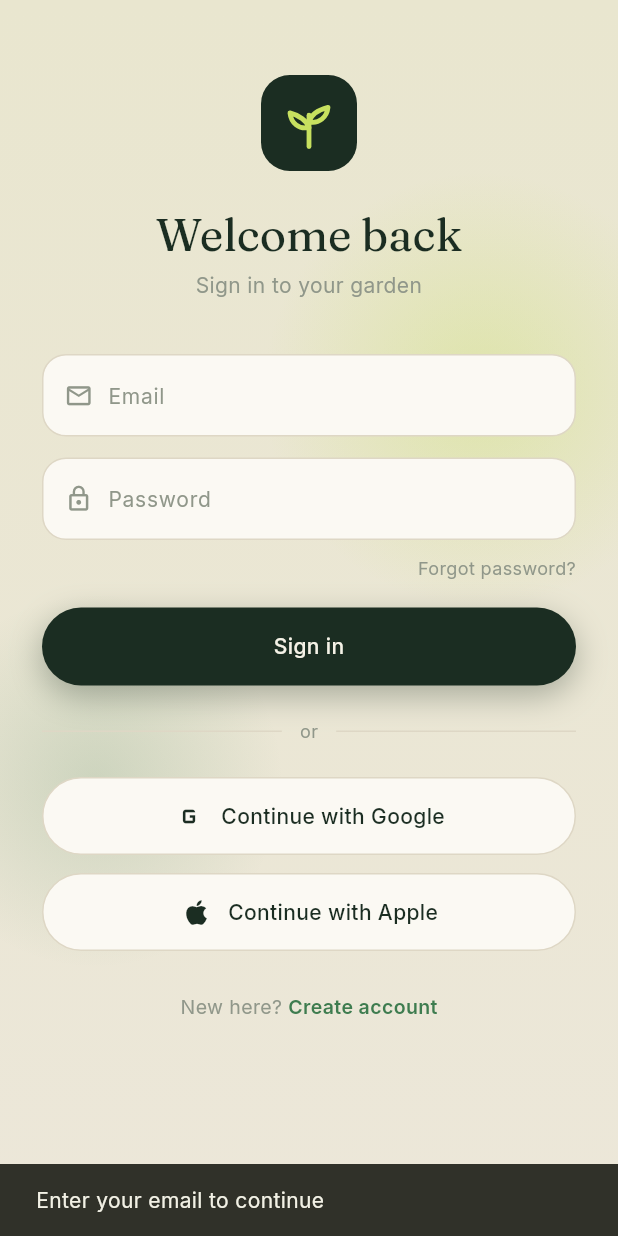
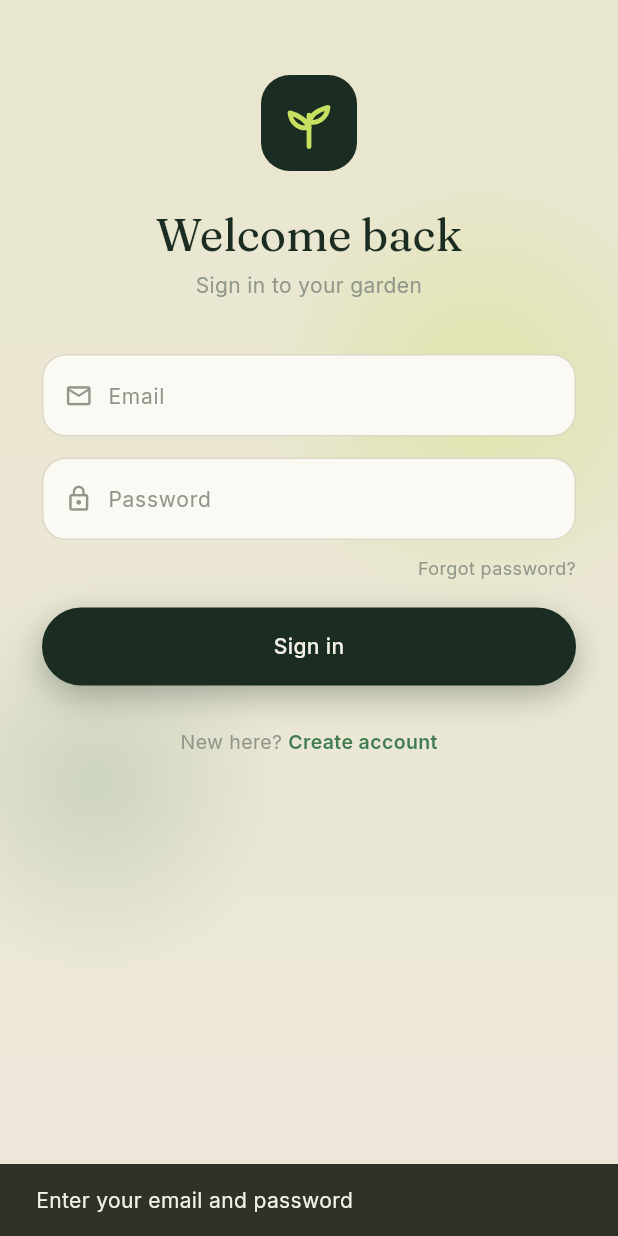
Before and after one commit to oKhalid02/AgroCure, a Flutter app: the screen it shows after launch, after a tap on "Skip", after a tap on "Sign in", on a phone screen of 412 x 824 dp. Run offline on Flutter 3.47's test engine with Material 3 defaults, Android fonts, the phone set to English and light mode, and no system bars; drawn by our look-alikes of flutter_animate; our stand-ins replace google_fonts, image_picker, shared_preferences, supabase_flutter; accounts and stored records are empty; network calls fail.

Commit message:
Add Supabase auth (cloud login) + switchable backend URL
- Replace local AuthService with Supabase Auth (email/password);
  sessions persist; profile reads name/email from Supabase
- Initialize Supabase in main; add SupabaseConfig (anon key)
- Remove Google/Apple sign-in; email + password only
- Login/signup wired to Supabase with error handling
- Add ApiConfig.baseUrl via --dart-define=API_URL for live backend
- Bump iOS deployment target to 13.0 (passkeys dependency)

Co-Authored-By: Claude Opus 4.8 <noreply@anthropic.com>

```diff
--- a/agrocure_app/lib/main.dart
+++ b/agrocure_app/lib/main.dart
@@ -1,4 +1,6 @@
 import 'package:flutter/material.dart';
+import 'package:supabase_flutter/supabase_flutter.dart';
+import 'config.dart';
 import 'theme/botanica_theme.dart';
 import 'services/settings_service.dart';
 import 'screens/splash_screen.dart';
@@ -19,6 +21,11 @@ void setThemeMode(ThemeMode mode) {
 
 Future<void> main() async {
   WidgetsFlutterBinding.ensureInitialized();
+  await Supabase.initialize(
+    url: SupabaseConfig.url,
+    // ignore: deprecated_member_use
+    anonKey: SupabaseConfig.anonKey, // legacy anon JWT (intentional)
+  );
   themeNotifier.value = await SettingsService.loadThemeMode();
   runApp(const AgroCureApp());
 }
--- a/agrocure_app/lib/screens/login_screen.dart
+++ b/agrocure_app/lib/screens/login_screen.dart
@@ -1,5 +1,6 @@
 import 'package:flutter/material.dart';
 import 'package:flutter_animate/flutter_animate.dart';
+import 'package:supabase_flutter/supabase_flutter.dart';
 import '../theme/botanica_theme.dart';
 import '../services/auth_service.dart';
 import '../widgets/seedling_logo.dart';
@@ -28,27 +29,36 @@ class _LoginScreenState extends State<LoginScreen> {
     super.dispose();
   }
 
-  Future<void> _go(String name, String email) async {
-    setState(() => _busy = true);
-    await AuthService.signIn(name: name, email: email);
-    if (!mounted) return;
-    Navigator.pushAndRemoveUntil(
-      context,
-      MaterialPageRoute(builder: (_) => const HomeScreen()),
-      (_) => false,
-    );
+  void _snack(String msg) {
+    ScaffoldMessenger.of(context)
+        .showSnackBar(SnackBar(content: Text(msg)));
   }
 
-  void _emailSignIn() {
+  Future<void> _signIn() async {
     final email = _email.text.trim();
-    if (email.isEmpty) {
-      ScaffoldMessenger.of(context).showSnackBar(
-        const SnackBar(content: Text('Enter your email to continue')),
-      );
+    final password = _password.text;
+    if (email.isEmpty || password.isEmpty) {
+      _snack('Enter your email and password');
       return;
     }
-    final name = email.split('@').first;
-    _go(name[0].toUpperCase() + name.substring(1), email);
+    setState(() => _busy = true);
+    try {
+      await AuthService.signIn(email: email, password: password);
+      if (!mounted) return;
+      Navigator.pushAndRemoveUntil(
+        context,
+        MaterialPageRoute(builder: (_) => const HomeScreen()),
+        (_) => false,
+      );
+    } on AuthException catch (e) {
+      if (!mounted) return;
+      setState(() => _busy = false);
+      _snack(e.message);
+    } catch (_) {
+      if (!mounted) return;
+      setState(() => _busy = false);
+      _snack('Something went wrong. Please try again.');
+    }
   }
 
   @override
@@ -98,16 +108,8 @@ class _LoginScreenState extends State<LoginScreen> {
                 const SizedBox(height: 18),
                 PrimaryButton(
                   label: _busy ? 'Signing in…' : 'Sign in',
-                  onTap: _busy ? null : _emailSignIn,
+                  onTap: _busy ? null : _signIn,
                 ),
-                const SizedBox(height: 22),
-                _divider(c),
-                const SizedBox(height: 22),
-                _socialButton(c, Icons.g_mobiledata, 'Continue with Google',
-                    () => _go('Khaled', 'khaled.alamro2002@gmail.com')),
-                const SizedBox(height: 12),
-                _socialButton(c, Icons.apple, 'Continue with Apple',
-                    () => _go('Khaled', 'khaled@icloud.com')),
                 const SizedBox(height: 28),
                 Row(
                   mainAxisAlignment: MainAxisAlignment.center,
@@ -136,41 +138,4 @@ class _LoginScreenState extends State<LoginScreen> {
     );
   }
 
-  Widget _divider(BotanicaColors c) {
-    return Row(
-      children: [
-        Expanded(child: Divider(color: c.line)),
-        Padding(
-          padding: const EdgeInsets.symmetric(horizontal: 12),
-          child: Text('or', style: TextStyle(color: c.ink3, fontSize: 12)),
-        ),
-        Expanded(child: Divider(color: c.line)),
-      ],
-    );
-  }
-
-  Widget _socialButton(
-      BotanicaColors c, IconData icon, String label, VoidCallback onTap) {
-    return GestureDetector(
-      onTap: onTap,
-      child: Container(
-        padding: const EdgeInsets.symmetric(vertical: 14),
-        decoration: BoxDecoration(
-          color: c.surf,
-          borderRadius: BorderRadius.circular(30),
-          border: Border.all(color: c.line),
-        ),
-        child: Row(
-          mainAxisAlignment: MainAxisAlignment.center,
-          children: [
-            Icon(icon, color: c.ink, size: 22),
-            const SizedBox(width: 10),
-            Text(label,
-                style: TextStyle(
-                    color: c.ink, fontSize: 14, fontWeight: FontWeight.w500)),
-          ],
-        ),
-      ),
-    );
-  }
 }
--- a/agrocure_app/lib/screens/profile_screen.dart
+++ b/agrocure_app/lib/screens/profile_screen.dart
@@ -26,7 +26,7 @@ class _ProfileScreenState extends State<ProfileScreen> {
   }
 
   Future<void> _load() async {
-    final user = await AuthService.currentUser();
+    final user = AuthService.currentUser;
     final history = await HistoryService.load();
     if (!mounted) return;
     setState(() {
--- a/agrocure_app/lib/screens/splash_screen.dart
+++ b/agrocure_app/lib/screens/splash_screen.dart
@@ -28,7 +28,7 @@ class _SplashScreenState extends State<SplashScreen> {
     if (!mounted) return;
 
     final seenOnboarding = await SettingsService.onboardingSeen();
-    final loggedIn = await AuthService.isLoggedIn();
+    final loggedIn = AuthService.isLoggedIn;
     if (!mounted) return;
 
     final Widget next;
--- a/agrocure_app/lib/services/api_service.dart
+++ b/agrocure_app/lib/services/api_service.dart
@@ -1,11 +1,13 @@
 import 'dart:io';
 import 'package:http/http.dart' as http;
 import 'dart:convert';
+import '../config.dart';
 import '../models/prediction.dart';
 import '../models/chat_message.dart';
 
 class ApiService {
-  static const String baseUrl = 'http://127.0.0.1:8000';
+  /// Resolved from --dart-define=API_URL (defaults to localhost in dev).
+  static const String baseUrl = ApiConfig.baseUrl;
 
   static Future<bool> checkHealth() async {
     try {
--- a/agrocure_app/lib/services/auth_service.dart
+++ b/agrocure_app/lib/services/auth_service.dart
@@ -1,4 +1,4 @@
-import 'package:shared_preferences/shared_preferences.dart';
+import 'package:supabase_flutter/supabase_flutter.dart';
 
 class AuthUser {
   final String name;
@@ -13,43 +13,50 @@ class AuthUser {
   }
 }
 
-/// Local authentication. Persists a session in SharedPreferences.
+/// Authentication backed by Supabase Auth.
 ///
-/// This is a self-contained implementation so the full flow works offline.
-/// To move to real cloud auth, swap the bodies of these methods for Firebase
-/// Auth calls — the rest of the app talks only to this interface.
+/// Sessions persist automatically across launches. The app talks only to this
+/// interface, so the backend can be swapped without touching the screens.
 class AuthService {
-  static const _kLoggedIn = 'auth_logged_in';
-  static const _kName = 'auth_name';
-  static const _kEmail = 'auth_email';
+  static SupabaseClient get _client => Supabase.instance.client;
 
-  static Future<bool> isLoggedIn() async {
-    final prefs = await SharedPreferences.getInstance();
-    return prefs.getBool(_kLoggedIn) ?? false;
-  }
+  static bool get isLoggedIn => _client.auth.currentSession != null;
 
-  static Future<AuthUser?> currentUser() async {
-    final prefs = await SharedPreferences.getInstance();
-    if (!(prefs.getBool(_kLoggedIn) ?? false)) return null;
+  static AuthUser? get currentUser {
+    final u = _client.auth.currentUser;
+    if (u == null) return null;
+    final meta = u.userMetadata;
+    final name = (meta?['name'] as String?)?.trim();
     return AuthUser(
-      name: prefs.getString(_kName) ?? 'Guest',
-      email: prefs.getString(_kEmail) ?? '',
+      name: (name != null && name.isNotEmpty)
+          ? name
+          : (u.email?.split('@').first ?? 'User'),
+      email: u.email ?? '',
     );
   }
 
-  static Future<AuthUser> signIn({
+  /// Creates an account. With email-confirmation disabled (recommended for the
+  /// prototype) the user is signed in immediately and [isLoggedIn] becomes true.
+  static Future<void> signUp({
     required String name,
     required String email,
+    required String password,
   }) async {
-    final prefs = await SharedPreferences.getInstance();
-    await prefs.setBool(_kLoggedIn, true);
-    await prefs.setString(_kName, name);
-    await prefs.setString(_kEmail, email);
-    return AuthUser(name: name, email: email);
+    await _client.auth.signUp(
+      email: email,
+      password: password,
+      data: {'name': name},
+    );
+  }
+
+  static Future<void> signIn({
+    required String email,
+    required String password,
+  }) async {
+    await _client.auth.signInWithPassword(email: email, password: password);
   }
 
   static Future<void> signOut() async {
-    final prefs = await SharedPreferences.getInstance();
-    await prefs.setBool(_kLoggedIn, false);
+    await _client.auth.signOut();
   }
 }
--- a/agrocure_app/pubspec.yaml
+++ b/agrocure_app/pubspec.yaml
@@ -38,6 +38,7 @@ dependencies:
   flutter_animate: ^4.5.0
   lottie: ^3.1.2
   google_fonts: ^6.2.1
+  supabase_flutter: ^2.5.0
 
 dev_dependencies:
   flutter_test:
```
Also changed, not shown: agrocure_app/lib/config.dart (added, +29 -0 lines), agrocure_app/lib/screens/signup_screen.dart (+30 -5 lines), agrocure_app/pubspec.lock, 12 other files.
